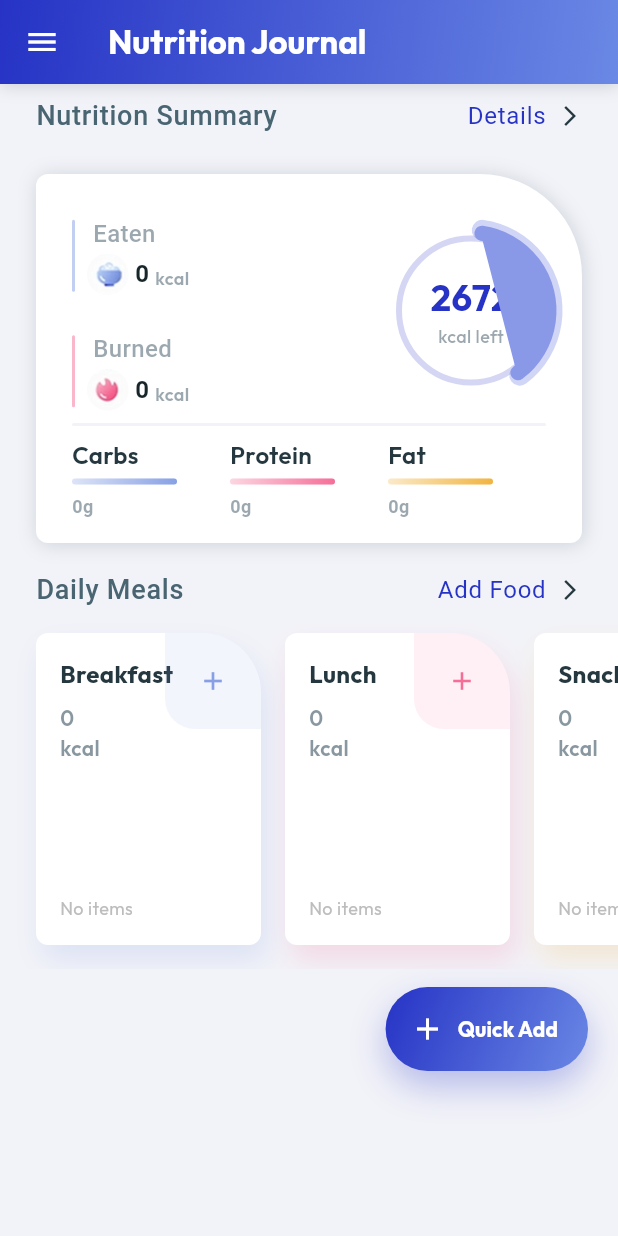
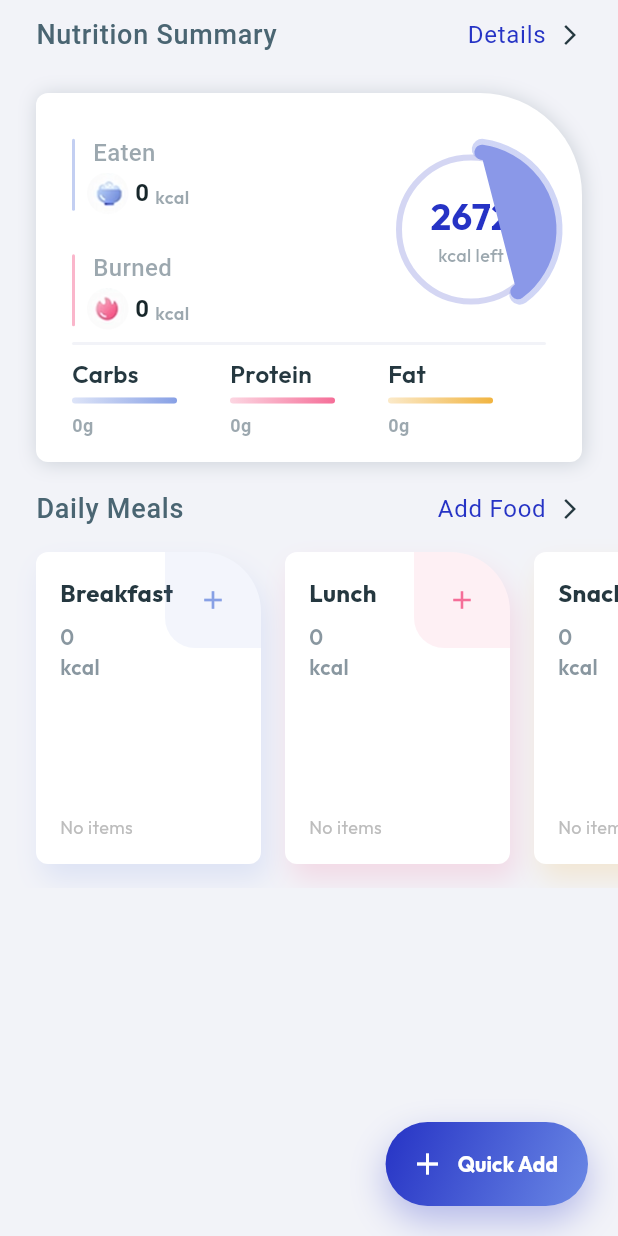
Before and after one commit to ELFarri/crown-health-mobile, a Flutter app: the MealsScreen widget shown alone on an empty page, opened directly, on a phone screen of 412 x 824 dp. Run offline on Flutter 3.47's test engine with Material 3 defaults, Android fonts, the phone set to English and light mode, and no system bars; our stand-ins replace fl_chart, flutter_local_notifications, google_fonts, google_generative_ai, image_picker, shared_preferences and 1 more; missing offline and left inert: mobile_scanner; accounts and stored records are empty.

Commit message:
Remove redundant AppBar from MealsScreen and consolidate UI

```diff
--- a/lib/screens/meals_screen.dart
+++ b/lib/screens/meals_screen.dart
@@ -44,8 +44,9 @@ class _MealsScreenState extends State<MealsScreen> with TickerProviderStateMixin
       child: Stack(
         children: [
           ListView(
-            padding: EdgeInsets.fromLTRB(0, AppBar().preferredSize.height + MediaQuery.of(context).padding.top + 8, 0, 100),
+            padding: const EdgeInsets.fromLTRB(0, 0, 0, 100),
             children: [
+              const SizedBox(height: 10),
               TitleView(
                 titleText: 'Nutrition Summary',
                 subText: 'Details',
@@ -91,54 +92,15 @@ class _MealsScreenState extends State<MealsScreen> with TickerProviderStateMixin
               ),
             ],
           ),
-          _getAppBarUI(),
           _buildFloatingAddButton(),
         ],
       ),
     );
   }
 
-  Widget _getAppBarUI() {
-    return Column(
-      children: [
-        Container(
-          height: AppBar().preferredSize.height + MediaQuery.of(context).padding.top,
-          decoration: BoxDecoration(
-            gradient: AppTheme.primaryGradient,
-            boxShadow: [
-              BoxShadow(
-                color: AppTheme.gray.withOpacity(0.2),
-                offset: Offset(0, 2),
-                blurRadius: 8,
-              ),
-            ],
-          ),
-          child: AppBar(
-            backgroundColor: Colors.transparent,
-            elevation: 0,
-            leading: Builder(
-              builder: (context) => IconButton(
-                icon: Icon(Icons.menu, color: Colors.white),
-                onPressed: () => Scaffold.of(context).openDrawer(),
-              ),
-            ),
-            title: Text(
-              'Nutrition Journal',
-              style: GoogleFonts.outfit(
-                color: Colors.white,
-                fontWeight: FontWeight.bold,
-                fontSize: 22,
-              ),
-            ),
-          ),
-        ),
-      ],
-    );
-  }
-
   Widget _buildFloatingAddButton() {
     return Positioned(
-      bottom: 110,
+      bottom: 20,
       right: 20,
       child: Container(
         decoration: BoxDecoration(
```
